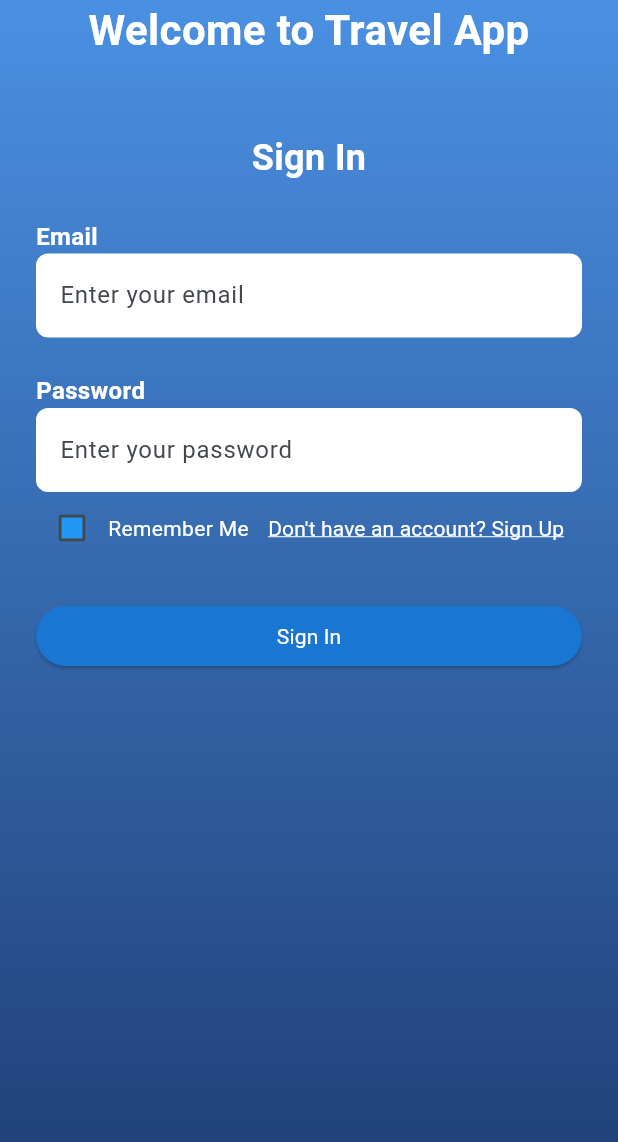
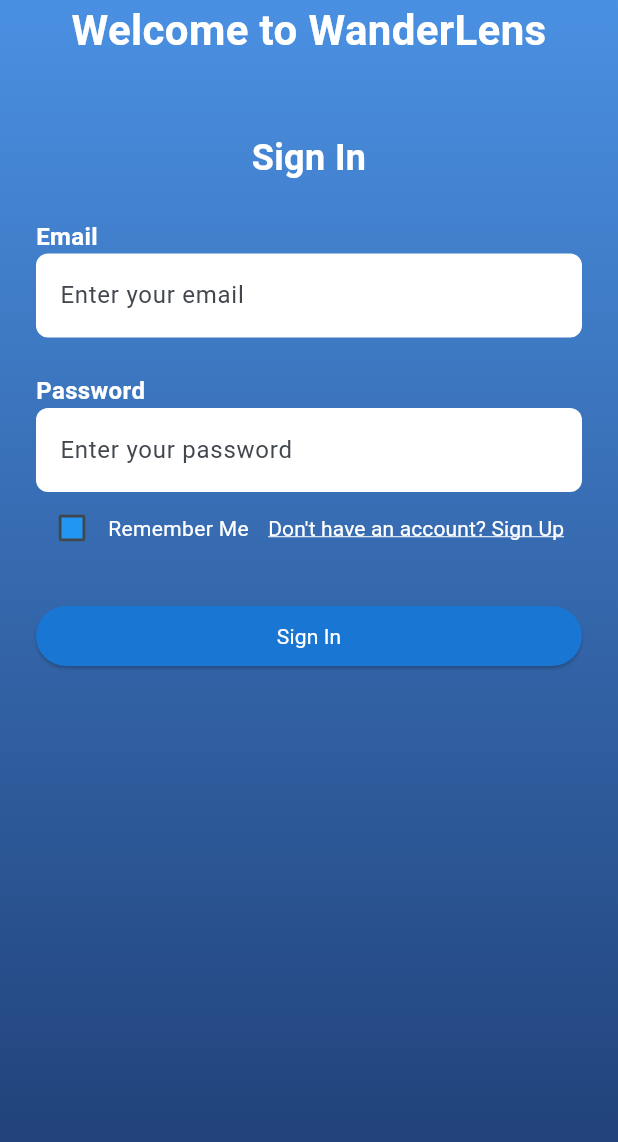
Before and after one commit to iamsouliya/travel_app, a Flutter app: the SignIn screen opened directly, on a phone screen of 412 x 824 dp. Shown: the top 1142 px of the screen. Run offline on Flutter 3.47's test engine with Material 3 defaults, Android fonts, the phone set to English and light mode, and no system bars; network calls fail.

Commit message:
add app name

```diff
--- a/lib/screens/about.dart
+++ b/lib/screens/about.dart
@@ -31,7 +31,7 @@ class About extends StatelessWidget {
   ];
 
   final _aboutApp =
-      'ແອັບພິເຄຊັ້ນນິ້ເປັນແອັບທີ່ກ່ຽວກັບການແນະນຳສະຖານທີ່ທ່ອງທ່ຽວຕ່າງໆໃນສປປ ລາວ';
+      'WanderLens ເປັນແອັບທີ່ກ່ຽວກັບການແນະນຳສະຖານທີ່ທ່ອງທ່ຽວຕ່າງໆບໍ່ວ່າຈະເປັນພາຍໃນລາວ ແລະ ຕ່າງປະເທດ';
   final _teacherName = 'ປອ ອຈ ສະຫວາດ ໄຊປະດີດ';
   @override
   Widget build(BuildContext context) {
--- a/lib/screens/sign_in.dart
+++ b/lib/screens/sign_in.dart
@@ -45,7 +45,7 @@ class _SignInState extends State<SignIn> {
                     crossAxisAlignment: CrossAxisAlignment.stretch,
                     children: [
                       const Text(
-                        'Welcome to Travel App',
+                        'Welcome to WanderLens',
                         style: TextStyle(
                           fontSize: 28,
                           fontWeight: FontWeight.bold,
--- a/lib/screens/sign_up.dart
+++ b/lib/screens/sign_up.dart
@@ -32,7 +32,7 @@ class _SignUpState extends State<SignUp> {
                     crossAxisAlignment: CrossAxisAlignment.stretch,
                     children: [
                       const Text(
-                        'Welcome to Travel App',
+                        'Welcome to WanderLens',
                         style: TextStyle(
                           fontSize: 28,
                           fontWeight: FontWeight.bold,
```
Also changed, not shown: 1 other file.
